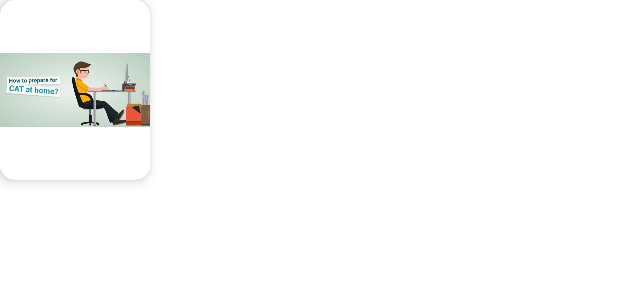
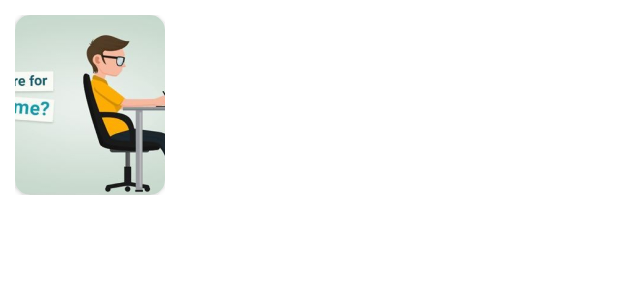
Before and after one commit to Amina3005/StudyBuddy, an Android app: the layout item_guide.xml on its own in the app's theme, with its tools: preview values and no code run, on a phone screen of 412 x 824 dp. Shown: the top 300 px of the screen. Run offline under Robolectric (Android 15) with nearby library versions, the phone set to English and light mode, and no system bars.

Commit message:
updated files

```diff
--- a/app/src/main/res/layout/item_guide.xml
+++ b/app/src/main/res/layout/item_guide.xml
@@ -1,8 +1,9 @@
 <?xml version="1.0" encoding="utf-8"?>
 <androidx.constraintlayout.widget.ConstraintLayout xmlns:android="http://schemas.android.com/apk/res/android"
-    android:layout_width="match_parent"
-    android:layout_height="match_parent"
-    xmlns:app="http://schemas.android.com/apk/res-auto">
+    android:layout_width="100dp"
+    android:layout_height="120dp"
+    xmlns:app="http://schemas.android.com/apk/res-auto"
+    android:layout_margin="10dp">
 
     <androidx.cardview.widget.CardView
         android:id="@+id/cardView"
@@ -11,13 +12,15 @@
         app:layout_constraintStart_toStartOf="parent"
         app:layout_constraintTop_toTopOf="parent"
         app:cardCornerRadius="10dp"
-        app:cardElevation="5dp">
+        android:elevation="10dp">
 
         <ImageView
             android:id="@+id/cardImage"
             android:layout_width="100dp"
             android:layout_height="120dp"
-            android:src="@drawable/imggg"/>
+            android:src="@drawable/imggg"
+            android:cropToPadding="true"
+            android:scaleType="centerCrop"/>
 
     </androidx.cardview.widget.CardView>
 
```
Also changed, not shown: app/src/main/java/com/mine/virtualstudy/GuideBookAdapter.java (+13 -4 lines), app/src/main/java/com/mine/virtualstudy/HomeFragment.java (+33 -0 lines), app/src/main/res/layout/fragment_home.xml (+15 -3 lines), app/src/main/res/drawable-v24/book3.png (added), app/src/main/res/drawable-v24/book4.png (added), app/src/main/res/drawable-v24/book5.png (added), 2 other files.
